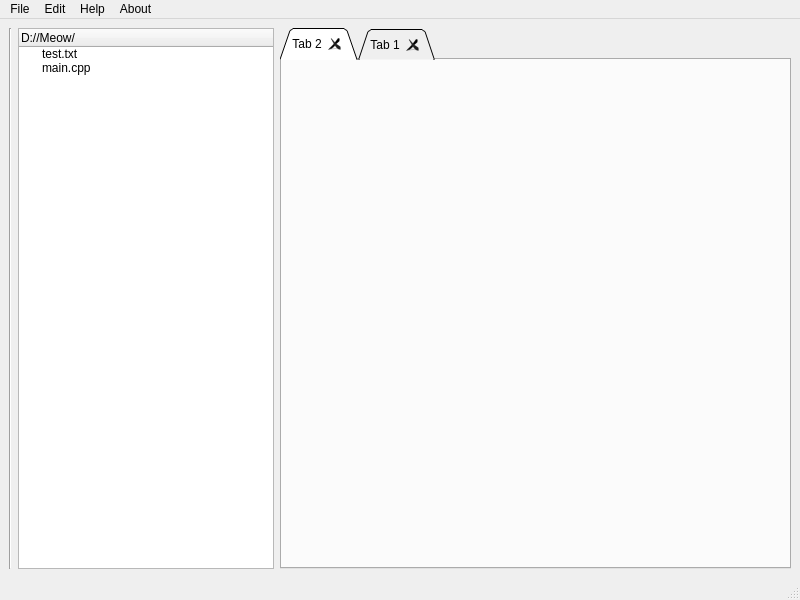
First picture: the form in mainwindow.ui, repository grafscorp/ScorpText, before the edit.
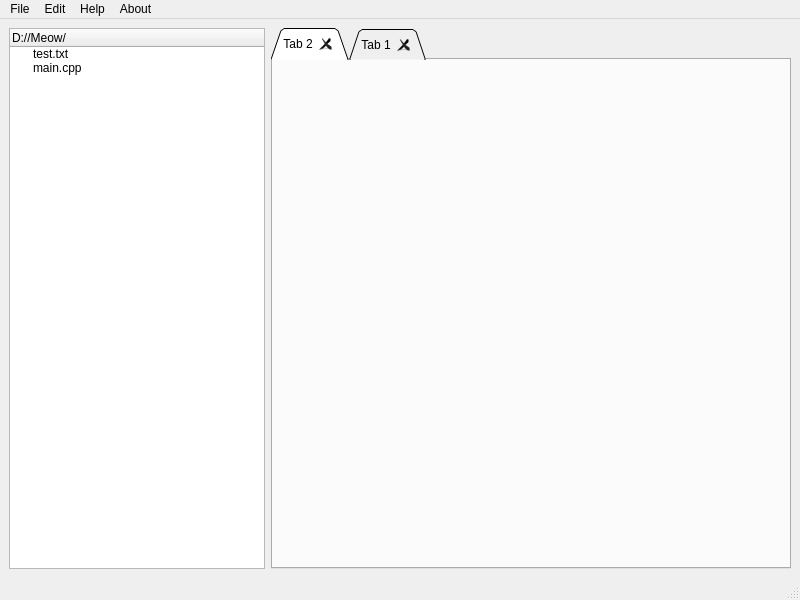
Second picture: the form after the edit. Icons and pictures are not drawn.

What changed in the file:
```diff
--- a/mainwindow.ui
+++ b/mainwindow.ui
@@ -15,13 +15,6 @@
   </property>
   <widget class="QWidget" name="centralwidget">
    <layout class="QHBoxLayout" name="horizontalLayout">
-    <item>
-     <widget class="Line" name="line">
-      <property name="orientation">
-       <enum>Qt::Orientation::Vertical</enum>
-      </property>
-     </widget>
-    </item>
     <item>
      <widget class="QTreeWidget" name="treeWidget">
       <property name="sizePolicy">
@@ -39,6 +32,18 @@
       <property name="itemsExpandable">
        <bool>true</bool>
       </property>
+      <attribute name="headerCascadingSectionResizes">
+       <bool>false</bool>
+      </attribute>
+      <attribute name="headerMinimumSectionSize">
+       <number>20</number>
+      </attribute>
+      <attribute name="headerDefaultSectionSize">
+       <number>100</number>
+      </attribute>
+      <attribute name="headerHighlightSections">
+       <bool>false</bool>
+      </attribute>
       <column>
        <property name="text">
         <string>D://Meow/</string>
```
Left out of the diff: 14 changed lines with no effect on the pictures.
